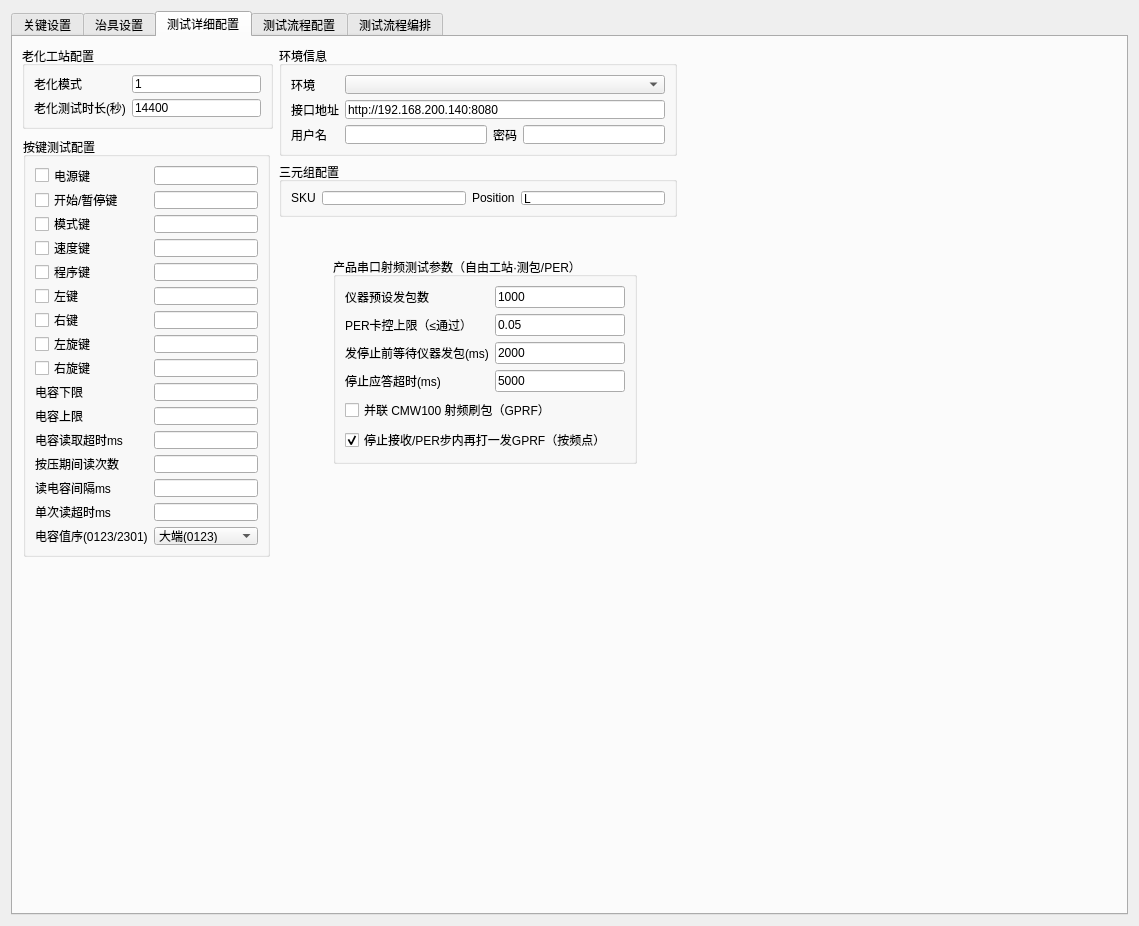
Above: platform/settings/qsetting.ui from yuhuang163/test before the change. Below: the same form after it.
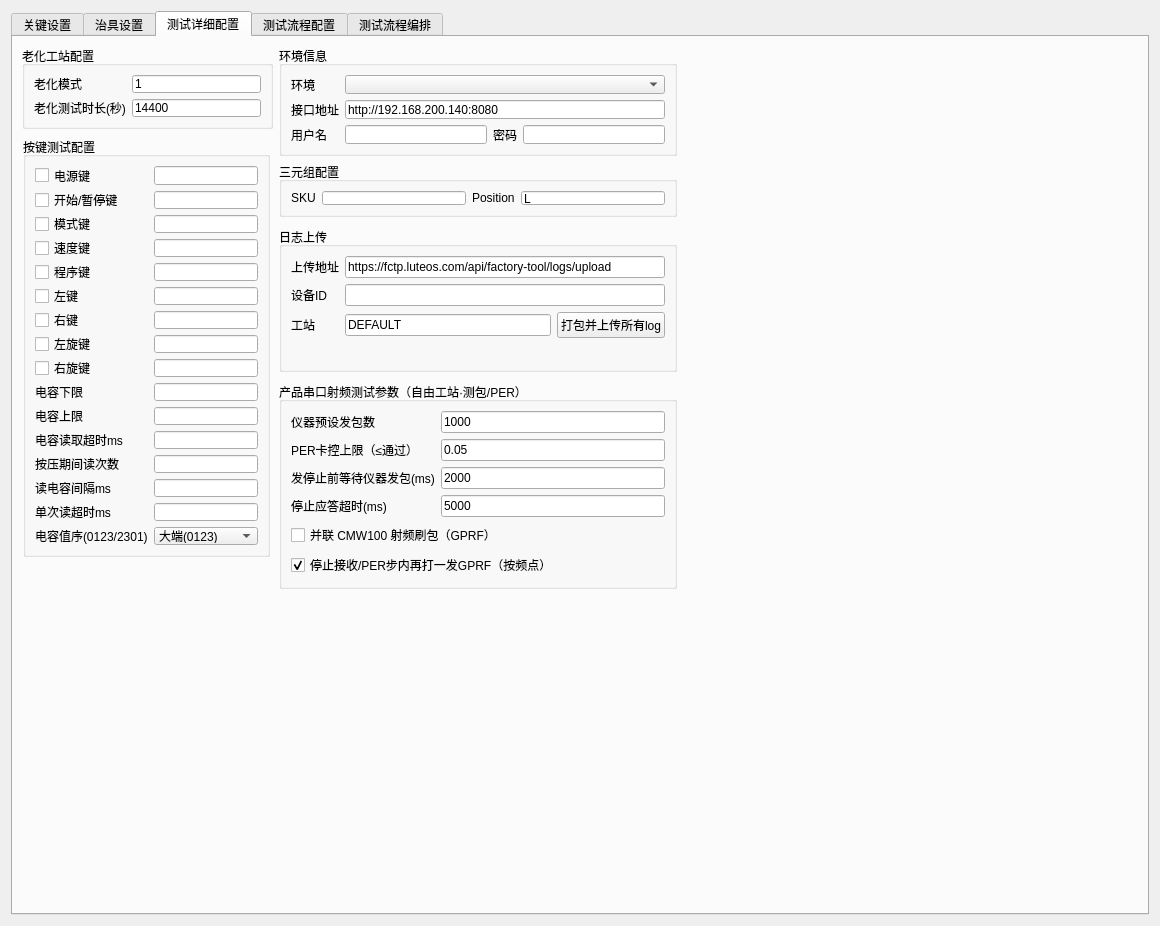
That is the form after the change. The open tabs and pages were chosen to show the change.

Commit message: 完成华庄mes联调    设置页面-测试详情配置  添加日志上传功能

What changed in the file:
```diff
--- a/platform/settings/qsetting.ui
+++ b/platform/settings/qsetting.ui
@@ -391,6 +391,24 @@
             </item>
            </layout>
           </item>
+          <item>
+           <layout class="QHBoxLayout" name="horizontalLayout_mes_retest">
+            <item>
+             <widget class="QLabel" name="label_mes_retest">
+              <property name="text">
+               <string>华庄重测</string>
+              </property>
+             </widget>
+            </item>
+            <item>
+             <widget class="QCheckBox" name="checkBox_mesRetest">
+              <property name="text">
+               <string>站前检查 retest=true</string>
+              </property>
+             </widget>
+            </item>
+           </layout>
+          </item>
          </layout>
         </widget>
        </item>
@@ -2949,6 +2967,76 @@
         </item>
        </layout>
       </widget>
+      <widget class="QGroupBox" name="groupBox_logUpload">
+       <property name="geometry">
+        <rect>
+         <x>266</x>
+         <y>190</y>
+         <width>398</width>
+         <height>145</height>
+        </rect>
+       </property>
+       <property name="title">
+        <string>日志上传</string>
+       </property>
+       <layout class="QGridLayout" name="gridLayout_logUpload">
+        <item row="0" column="0">
+         <widget class="QLabel" name="label_remoteLogUploadUrl">
+          <property name="text">
+           <string>上传地址</string>
+          </property>
+         </widget>
+        </item>
+        <item row="0" column="1" colspan="3">
+         <widget class="QLineEdit" name="lineEdit_remoteLogUploadUrl">
+          <property name="text">
+           <string>https://fctp.luteos.com/api/factory-tool/logs/upload</string>
+          </property>
+         </widget>
+        </item>
+        <item row="1" column="0">
+         <widget class="QLabel" name="label_remoteLogDeviceId">
+          <property name="text">
+           <string>设备ID</string>
+          </property>
+         </widget>
+        </item>
+        <item row="1" column="1" colspan="3">
+         <widget class="QLineEdit" name="lineEdit_remoteLogDeviceId"/>
+        </item>
+        <item row="2" column="0">
+         <widget class="QLabel" name="label_remoteLogStation">
+          <property name="text">
+           <string>工站</string>
+          </property>
+         </widget>
+        </item>
+        <item row="2" column="1">
+         <widget class="QLineEdit" name="lineEdit_remoteLogStation">
+          <property name="text">
+           <string>DEFAULT</string>
+          </property>
+         </widget>
+        </item>
+        <item row="2" column="2" colspan="2">
+         <widget class="QPushButton" name="pushButton_uploadLogs">
+          <property name="text">
+           <string>打包并上传所有log</string>
+          </property>
+         </widget>
+        </item>
+        <item row="3" column="0" colspan="4">
+         <widget class="QLabel" name="label_remoteLogStatus">
+          <property name="text">
+           <string/>
+          </property>
+          <property name="wordWrap">
+           <bool>true</bool>
+          </property>
+         </widget>
+        </item>
+       </layout>
+      </widget>
       <widget class="QGroupBox" name="groupBox_keyConfig">
        <property name="geometry">
         <rect>
@@ -3138,9 +3226,9 @@
       <widget class="QGroupBox" name="groupBox_brushInstrument">
        <property name="geometry">
         <rect>
-         <x>320</x>
-         <y>220</y>
-         <width>304</width>
+         <x>266</x>
+         <y>345</y>
+         <width>398</width>
          <height>207</height>
         </rect>
        </property>
```
The commit also changes 14 other files.
